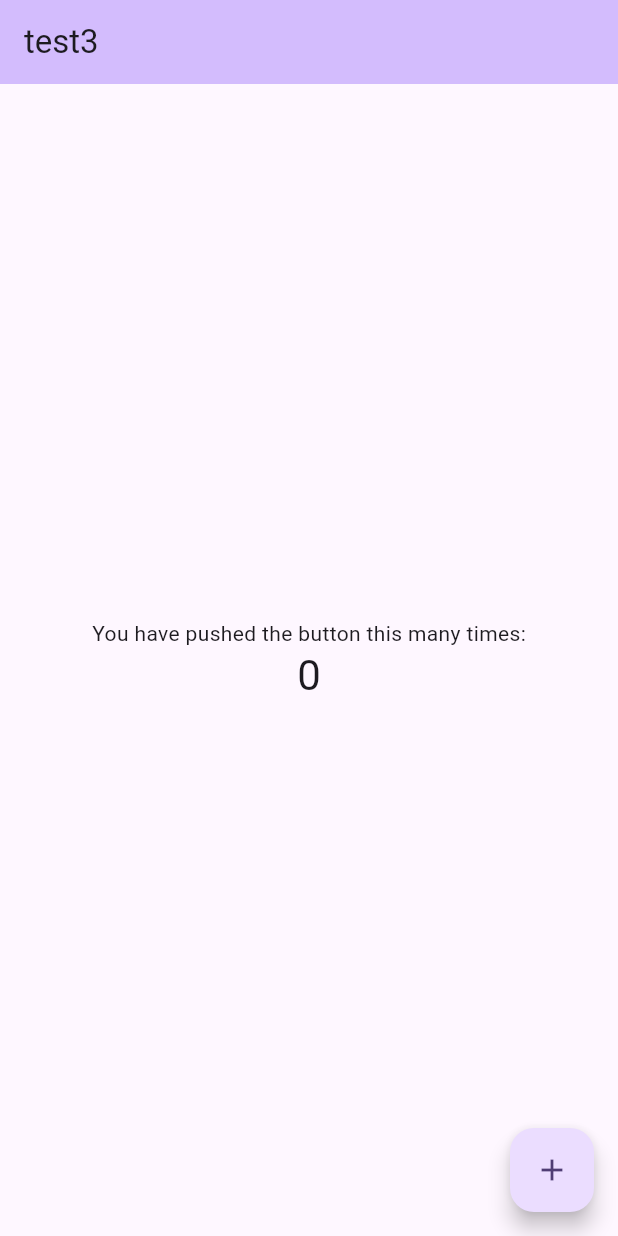
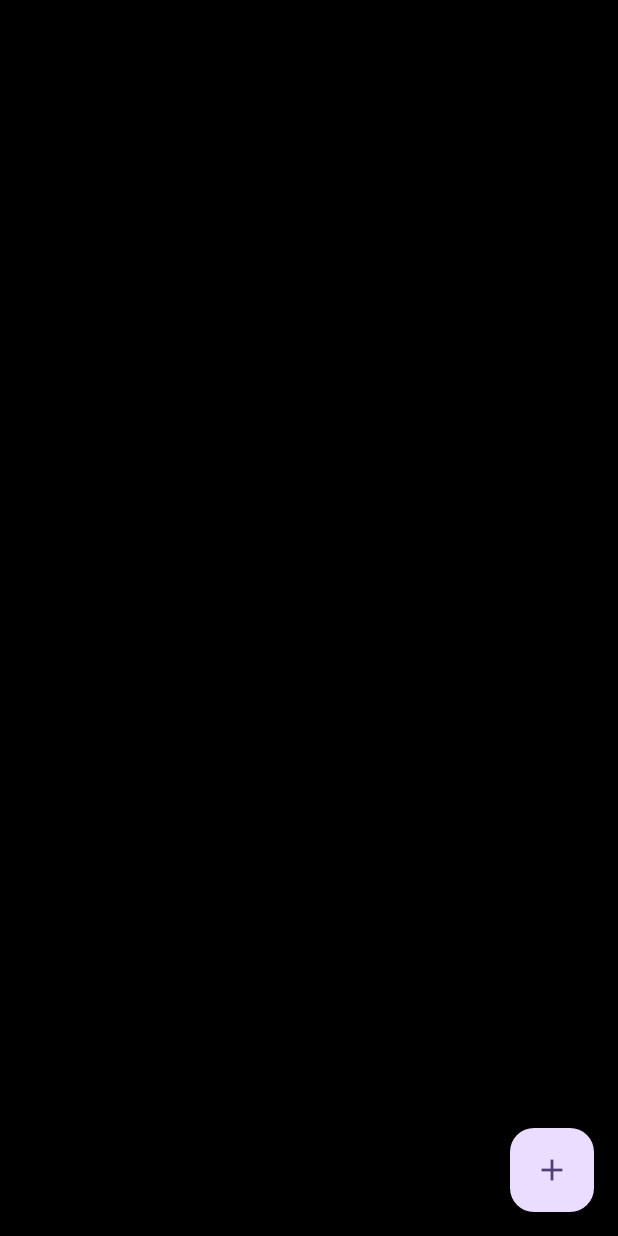
Before and after one commit to thang44hdai/StudyApp-TTCS, a Flutter app: the screen it shows after launch, on a phone screen of 412 x 824 dp. Run offline on Flutter 3.47's test engine with Material 3 defaults, Android fonts, the phone set to English and light mode, and no system bars.

Commit message:
add home screen

```diff
--- /dev/null
+++ b/lib/features/home/HomeScreen.dart
@@ -0,0 +1,23 @@
+import 'package:flutter/material.dart';
+
+class Home extends StatefulWidget {
+  const Home({super.key});
+
+  @override
+  State<Home> createState() => _HomeState();
+}
+
+class _HomeState extends State<Home> {
+  @override
+  Widget build(BuildContext context) {
+    return Scaffold(
+      body: Container(
+        color: Colors.black,
+      ),
+      floatingActionButton: FloatingActionButton(
+        child: Icon(Icons.add),
+        onPressed: () {},
+      ),
+    );
+  }
+}
--- a/lib/features/main.dart
+++ b/lib/features/main.dart
@@ -1,4 +1,5 @@
 import 'package:flutter/material.dart';
+import 'package:study/features/home/HomeScreen.dart';
 
 void main() {
   runApp(const MyApp());
@@ -10,59 +11,12 @@ class MyApp extends StatelessWidget {
   @override
   Widget build(BuildContext context) {
     return MaterialApp(
-      title: 'xin   ',
+      title: 'Study',
       theme: ThemeData(
         colorScheme: ColorScheme.fromSeed(seedColor: Colors.deepPurple),
         useMaterial3: true,
       ),
-      home: const MyHomePage(title: 'test3'),
+      home: Home()
     );
   }
 }
-
-class MyHomePage extends StatefulWidget {
-  const MyHomePage({super.key, required this.title});
-  final String title;
-
-  @override
-  State<MyHomePage> createState() => _MyHomePageState();
-}
-
-class _MyHomePageState extends State<MyHomePage> {
-  int _counter = 0;
-
-  void _incrementCounter() {
-    setState(() {
-      _counter++;
-    });
-  }
-
-  @override
-  Widget build(BuildContext context) {
-    return Scaffold(
-      appBar: AppBar(
-        backgroundColor: Theme.of(context).colorScheme.inversePrimary,
-        title: Text(widget.title),
-      ),
-      body: Center(
-        child: Column(
-          mainAxisAlignment: MainAxisAlignment.center,
-          children: <Widget>[
-            const Text(
-              'You have pushed the button this many times:',
-            ),
-            Text(
-              '$_counter',
-              style: Theme.of(context).textTheme.headlineMedium,
-            ),
-          ],
-        ),
-      ),
-      floatingActionButton: FloatingActionButton(
-        onPressed: _incrementCounter,
-        tooltip: 'Increment',
-        child: const Icon(Icons.add),
-      ), // This trailing comma makes auto-formatting nicer for build methods.
-    );
-  }
-}
```
